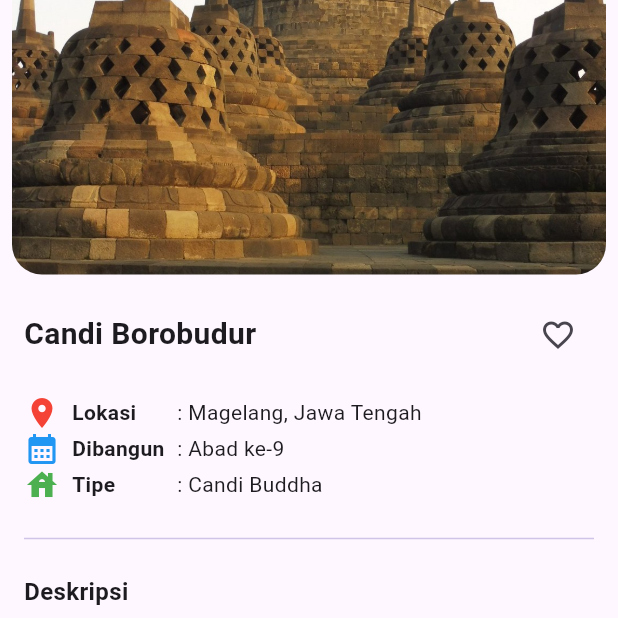
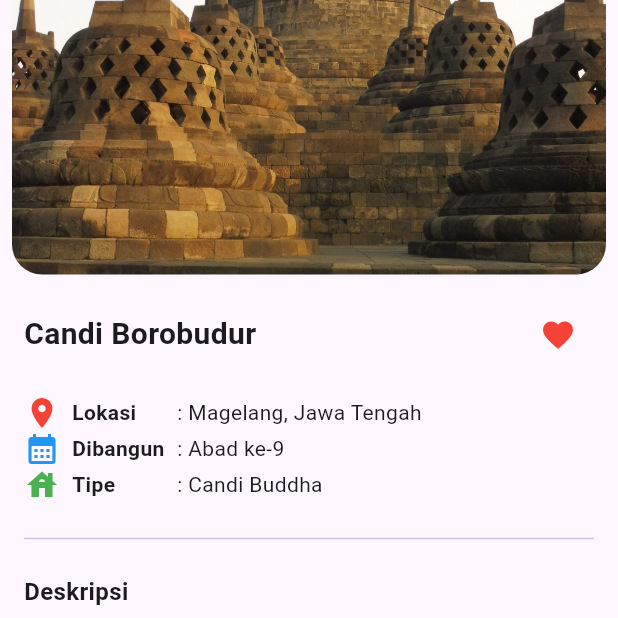
Before and after one commit to nadasalsa10/wisata_candi_Nada, a Flutter app: the screen it shows after launch, scrolled down 117 dp, after a tap on the "favorite outline" icon, on a phone screen of 412 x 824 dp, the top half of it. Run offline on Flutter 3.47's test engine with Material 3 defaults, Android fonts, the phone set to English and light mode, and no system bars; network calls fail.

Commit message:
perbaikan detail screen dart

```diff
--- a/lib/screens/detail_screen.dart
+++ b/lib/screens/detail_screen.dart
@@ -2,11 +2,16 @@ import 'package:cached_network_image/cached_network_image.dart';
 import 'package:flutter/material.dart';
 import 'package:wisata_candi_nada/models/candi.dart';
 
-class DetailScreen extends StatelessWidget {
+class DetailScreen extends StatefulWidget {
   final Candi candi;
 
   const DetailScreen({super.key, required this.candi});
 
+  @override
+  State<DetailScreen> createState() => _DetailScreenState();
+}
+
+class _DetailScreenState extends State<DetailScreen> {
   @override
   Widget build(BuildContext context) {
     return Scaffold(
@@ -22,7 +27,7 @@ class DetailScreen extends StatelessWidget {
                 child: ClipRRect(
                   borderRadius: BorderRadius.circular(20),
                   child: Image.asset(
-                    candi.imageAsset,
+                    widget.candi.imageAsset,
                     width: double.infinity,
                     height: 300,
                     fit: BoxFit.cover,
@@ -58,13 +63,22 @@ class DetailScreen extends StatelessWidget {
                   mainAxisAlignment: MainAxisAlignment.spaceBetween,
                   children: [
                     Text(
-                      candi.name,
+                      widget.candi.name,
                       style: const TextStyle(
                           fontSize: 20, fontWeight: FontWeight.bold),
                     ),
                     IconButton(
-                      onPressed: () {},
-                      icon: const Icon(Icons.favorite_border),
+                      onPressed: () {
+                        setState(() {
+                          widget.candi.isFavorite = !widget.candi.isFavorite;
+                        });
+                      },
+                      icon: Icon(
+                        widget.candi.isFavorite
+                            ? Icons.favorite
+                            : Icons.favorite_border,
+                        color: widget.candi.isFavorite ? Colors.red : null,
+                      ),
                     ),
                   ],
                 ),
@@ -78,7 +92,7 @@ class DetailScreen extends StatelessWidget {
                     child: Text('Lokasi',
                         style: TextStyle(fontWeight: FontWeight.bold)),
                   ),
-                  Text(': ${candi.location}'),
+                  Text(': ${widget.candi.location}'),
                 ]),
                 Row(children: [
                   const Icon(Icons.calendar_month, color: Colors.blue),
@@ -88,7 +102,7 @@ class DetailScreen extends StatelessWidget {
                     child: Text('Dibangun',
                         style: TextStyle(fontWeight: FontWeight.bold)),
                   ),
-                  Text(': ${candi.built}'),
+                  Text(': ${widget.candi.built}'),
                 ]),
                 Row(children: [
                   const Icon(Icons.house, color: Colors.green),
@@ -98,7 +112,7 @@ class DetailScreen extends StatelessWidget {
                     child: Text('Tipe',
                         style: TextStyle(fontWeight: FontWeight.bold)),
                   ),
-                  Text(': ${candi.type}'),
+                  Text(': ${widget.candi.type}'),
                 ]),
                 // Pemisah
                 const SizedBox(height: 16),
@@ -111,7 +125,7 @@ class DetailScreen extends StatelessWidget {
                       fontSize: 16, fontWeight: FontWeight.bold),
                 ),
                 const SizedBox(height: 16),
-                Text(candi.description),
+                Text(widget.candi.description),
               ],
             ),
           ),
@@ -130,7 +144,7 @@ class DetailScreen extends StatelessWidget {
                   height: 100,
                   child: ListView.builder(
                     scrollDirection: Axis.horizontal,
-                    itemCount: candi.imageUrls.length,
+                    itemCount: widget.candi.imageUrls.length,
                     itemBuilder: (context, index) {
                       return Padding(
                         padding: const EdgeInsets.only(right: 8),
@@ -146,7 +160,7 @@ class DetailScreen extends StatelessWidget {
                             child: ClipRRect(
                               borderRadius: BorderRadius.circular(10),
                               child: CachedNetworkImage(
-                                imageUrl: candi.imageUrls[index],
+                                imageUrl: widget.candi.imageUrls[index],
                                 width: 120,
                                 height: 120,
                                 fit: BoxFit.cover,
```
